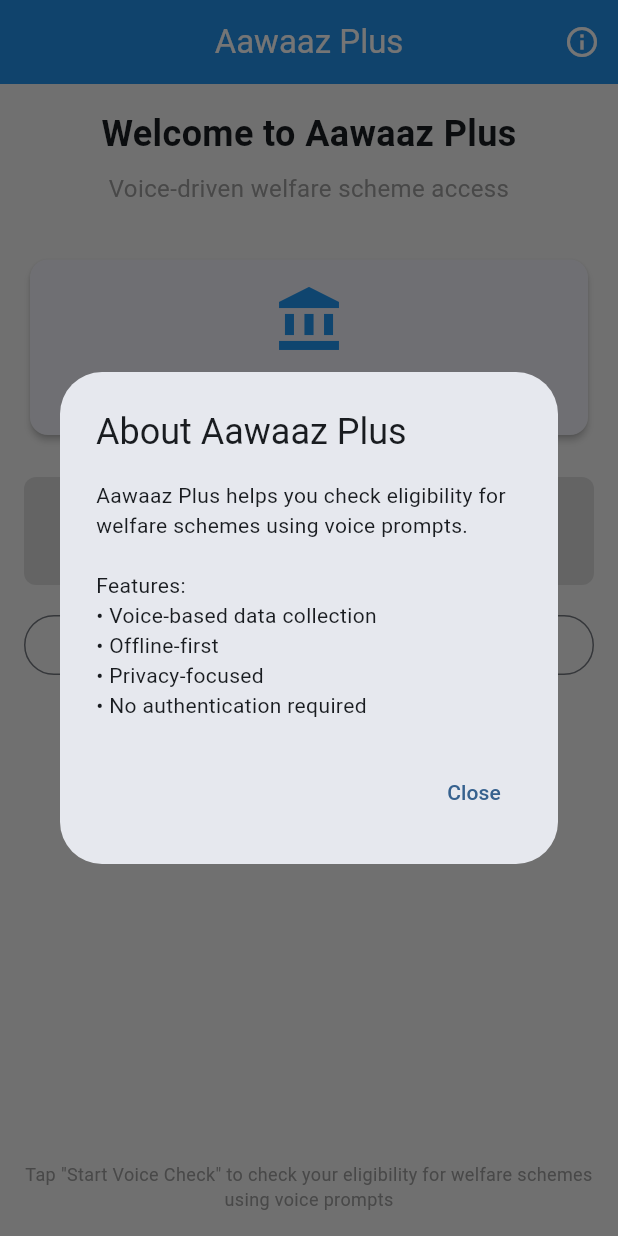
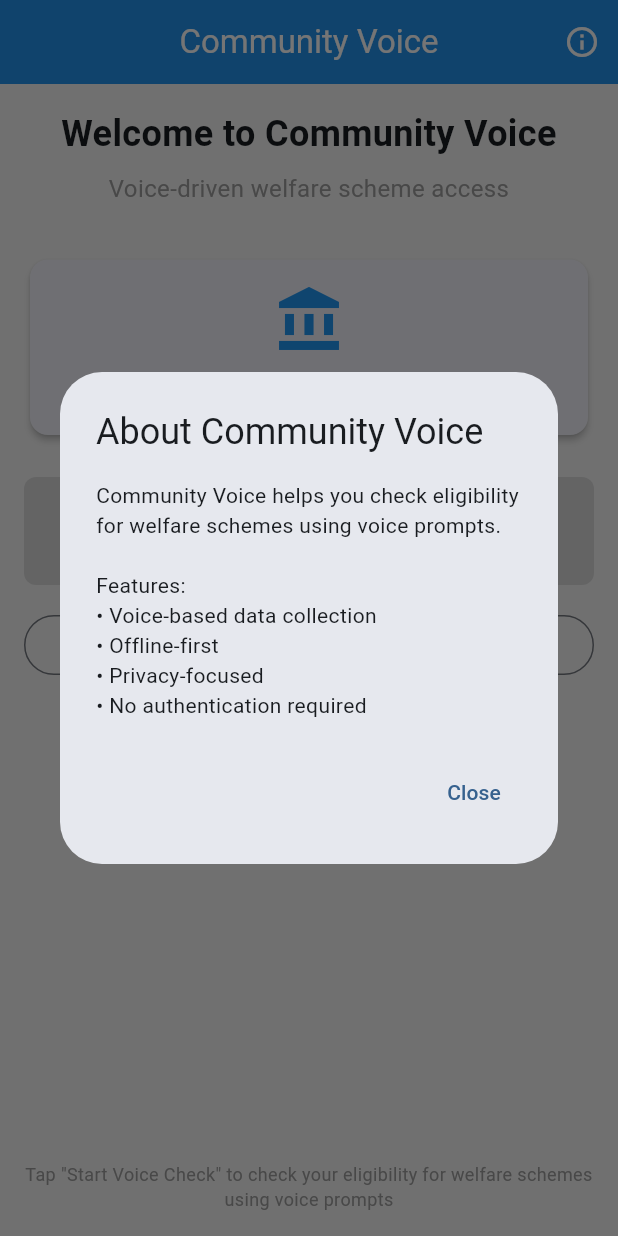
Before and after one commit to christo444/community-voice, a Flutter app: the screen it shows after launch, after a tap on the "info outline" icon, on a phone screen of 412 x 824 dp. Run offline on Flutter 3.47's test engine with Material 3 defaults, Android fonts, the phone set to English and light mode, and no system bars; our stand-ins replace equatable, speech_to_text, sqflite; accounts and stored records are empty.

Commit message:
Boilerplate set

```diff
--- a/lib/core/constants/app_constants.dart
+++ b/lib/core/constants/app_constants.dart
@@ -1,11 +1,11 @@
 /// Application-wide constants
 class AppConstants {
   // App Info
-  static const String appName = 'Aawaaz Plus';
+  static const String appName = 'Community Voice';
   static const String appVersion = '1.0.0';
 
   // Database
-  static const String databaseName = 'aawaaz_plus.db';
+  static const String databaseName = 'community_voice.db';
   static const int databaseVersion = 1;
 
   // Tables
--- a/lib/main.dart
+++ b/lib/main.dart
@@ -25,11 +25,11 @@ import 'presentation/viewmodels/eligibility_viewmodel.dart';
 import 'presentation/screens/home_screen.dart';
 
 void main() {
-  runApp(const AawaazPlusApp());
+  runApp(const CommunityVoiceApp());
 }
 
-class AawaazPlusApp extends StatelessWidget {
-  const AawaazPlusApp({super.key});
+class CommunityVoiceApp extends StatelessWidget {
+  const CommunityVoiceApp({super.key});
 
   @override
   Widget build(BuildContext context) {
@@ -80,7 +80,7 @@ class AawaazPlusApp extends StatelessWidget {
         ),
       ],
       child: MaterialApp(
-        title: 'Aawaaz Plus',
+        title: 'Community Voice',
         theme: AppTheme.lightTheme,
         home: const HomeScreen(),
         debugShowCheckedModeBanner: false,
--- a/lib/presentation/screens/home_screen.dart
+++ b/lib/presentation/screens/home_screen.dart
@@ -25,7 +25,7 @@ class _HomeScreenState extends State<HomeScreen> {
   Widget build(BuildContext context) {
     return Scaffold(
       appBar: AppBar(
-        title: const Text('Aawaaz Plus'),
+        title: const Text('Community Voice'),
         actions: [
           IconButton(
             icon: const Icon(Icons.info_outline),
@@ -42,7 +42,7 @@ class _HomeScreenState extends State<HomeScreen> {
               children: [
                 // Header
                 const Text(
-                  'Welcome to Aawaaz Plus',
+                  'Welcome to Community Voice',
                   style: TextStyle(
                     fontSize: 24,
                     fontWeight: FontWeight.bold,
@@ -161,9 +161,9 @@ class _HomeScreenState extends State<HomeScreen> {
     showDialog(
       context: context,
       builder: (context) => AlertDialog(
-        title: const Text('About Aawaaz Plus'),
+        title: const Text('About Community Voice'),
         content: const Text(
-          'Aawaaz Plus helps you check eligibility for welfare schemes using voice prompts.\n\n'
+          'Community Voice helps you check eligibility for welfare schemes using voice prompts.\n\n'
           'Features:\n'
           '• Voice-based data collection\n'
           '• Offline-first\n'
--- a/pubspec.yaml
+++ b/pubspec.yaml
@@ -1,5 +1,5 @@
 name: community_voice
-description: "Aawaaz Plus - Voice-Driven Welfare Access App MVP"
+description: "Community Voice - Voice-Driven Welfare Access App MVP"
 publish_to: 'none'
 version: 1.0.0+1
 
```
Also changed, not shown: 4 other files.
